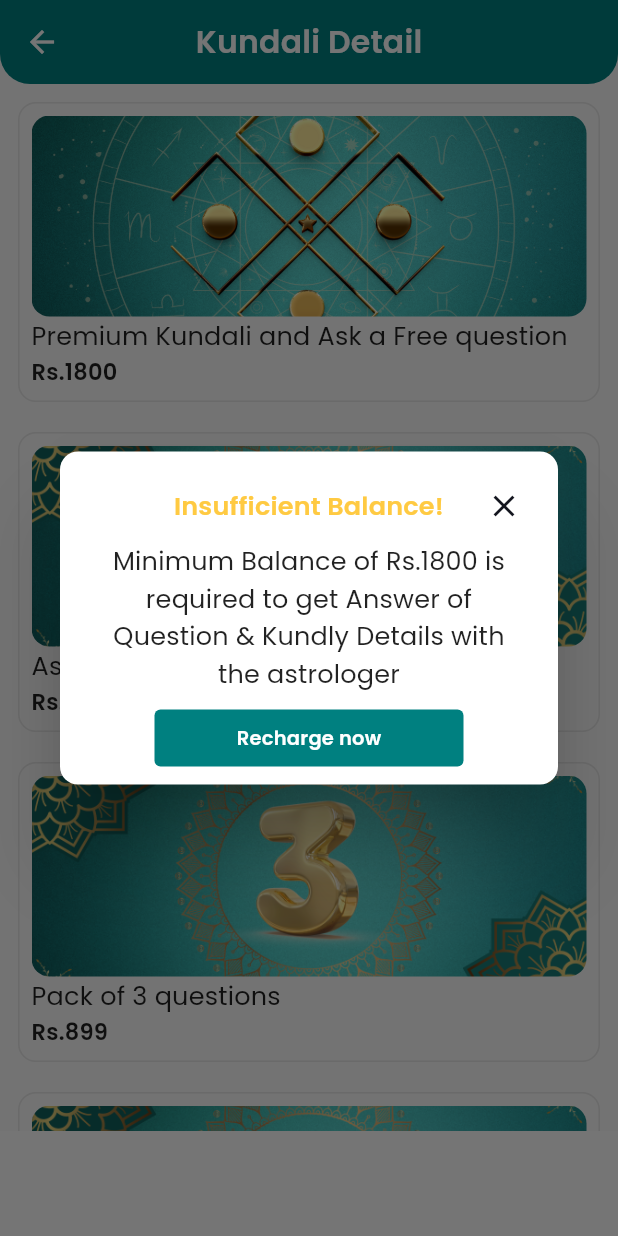
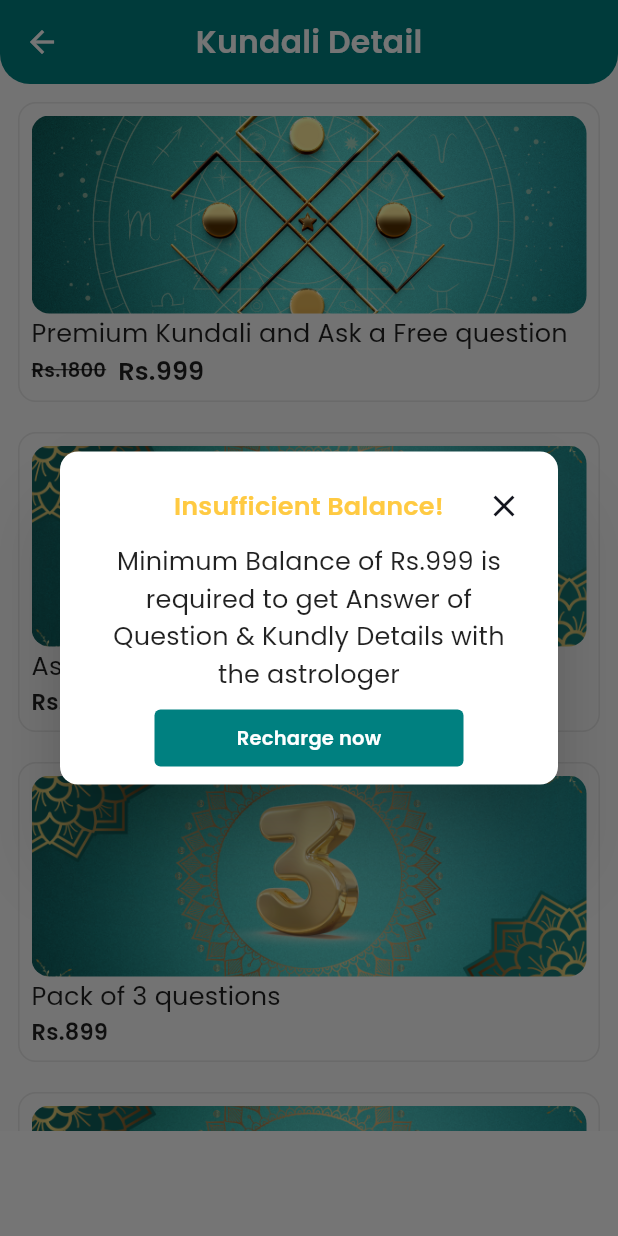
Before and after one commit to DeepjyotiBaishya/TaramandalUserApp, a Flutter app: the PremiumKundaliList screen opened directly, after a tap on "Premium Kundali and Ask a Free question", on a phone screen of 412 x 824 dp. Run offline on Flutter 3.47's test engine with Material 2 defaults, Android fonts, the phone set to English and light mode, and no system bars; drawn by our look-alikes of google_mobile_ads; our stand-ins replace cloud_firestore, connectivity_plus, dio, dotted_border, firebase_auth, firebase_core and 19 more; missing offline and left inert: flutter_inappwebview, google_places_for_flutter, instamojo, ntp, webview_flutter_android, webview_flutter_wkwebview; accounts and stored records are empty; network calls fail.

Commit message:
premium kundali discount add

```diff
--- a/lib/views/kundali/premium_kundali/premium_kundali.dart
+++ b/lib/views/kundali/premium_kundali/premium_kundali.dart
@@ -66,8 +66,8 @@ class _PremiumKundaliListState extends State<PremiumKundaliList> with SingleTick
             children: [
               GestureDetector(
                 onTap: () {
-                  if (double.parse((GetProfileController.to.profileRes['data']?['userdetail']?['walletamount'] ?? '0.00').toString()) < 1800) {
-                    insufficientBalancePopup(context, "1800", "get Answer of Question & Kundly Details");
+                  if (double.parse((GetProfileController.to.profileRes['data']?['userdetail']?['walletamount'] ?? '0.00').toString()) < 999) {
+                    insufficientBalancePopup(context, "999", "get Answer of Question & Kundly Details");
                   } else {
                     Get.dialog(Dialog(
                       shape: RoundedRectangleBorder(borderRadius: BorderRadius.circular(12)),
@@ -227,8 +227,17 @@ class _PremiumKundaliListState extends State<PremiumKundaliList> with SingleTick
                                   children: [
                                     DesignText(
                                       'Rs.1800',
-                                      fontSize: 14,
+                                      fontSize: 12,
                                       fontWeight: 600,
+                                      decoration: TextDecoration.lineThrough,
+                                      // You can add other styling properties as needed
+                                    ),
+                                    SizedBox(width: 8),
+                                    DesignText(
+                                      'Rs.999',
+                                      fontWeight: 600,
+                                      fontSize: 16,
+                                      // Add other styling properties for the discounted price
                                     ),
                                   ],
                                 )
```
